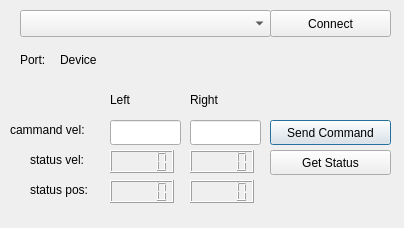
The window that ui/littlebot_gui.ui (NestorDP/littlebot_rqt_plugin) describes before a commit, drawn with Qt 5.
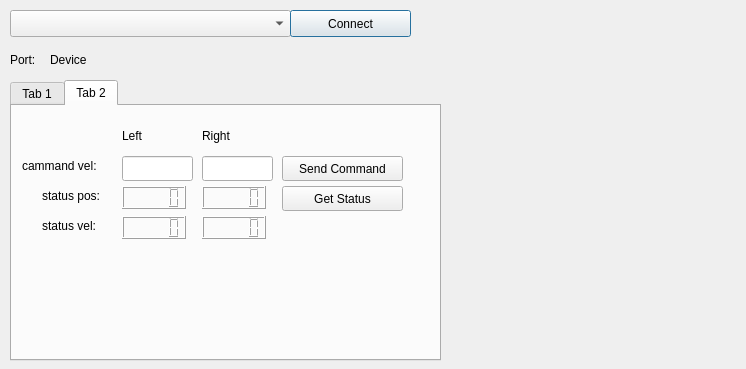
The same window after the commit. The open tabs and pages were chosen to show the change. Custom widgets are drawn as their Qt base class.

Commit message: ✨ feat(gui): Create a curve to apdatu the qwtPlot widiget

The edit to the form file:
```diff
--- a/ui/littlebot_gui.ui
+++ b/ui/littlebot_gui.ui
@@ -6,131 +6,19 @@
    <rect>
     <x>0</x>
     <y>0</y>
-    <width>404</width>
-    <height>228</height>
+    <width>746</width>
+    <height>369</height>
    </rect>
   </property>
   <property name="windowTitle">
    <string>Dialog</string>
   </property>
-  <widget class="QPushButton" name="push_set_cmd">
-   <property name="geometry">
-    <rect>
-     <x>270</x>
-     <y>120</y>
-     <width>121</width>
-     <height>25</height>
-    </rect>
-   </property>
-   <property name="text">
-    <string>Send Command</string>
-   </property>
-  </widget>
-  <widget class="QLineEdit" name="edit_left_cmd">
-   <property name="geometry">
-    <rect>
-     <x>110</x>
-     <y>120</y>
-     <width>71</width>
-     <height>25</height>
-    </rect>
-   </property>
-  </widget>
-  <widget class="QLineEdit" name="edit_right_cmd">
-   <property name="geometry">
-    <rect>
-     <x>190</x>
-     <y>120</y>
-     <width>71</width>
-     <height>25</height>
-    </rect>
-   </property>
-  </widget>
-  <widget class="QPushButton" name="push_get_status">
-   <property name="geometry">
-    <rect>
-     <x>270</x>
-     <y>150</y>
-     <width>121</width>
-     <height>25</height>
-    </rect>
-   </property>
-   <property name="text">
-    <string>Get Status</string>
-   </property>
-  </widget>
-  <widget class="QLCDNumber" name="lcd_left_pos_status">
-   <property name="geometry">
-    <rect>
-     <x>110</x>
-     <y>150</y>
-     <width>64</width>
-     <height>23</height>
-    </rect>
-   </property>
-  </widget>
-  <widget class="QLCDNumber" name="lcd_left_vel_status">
-   <property name="geometry">
-    <rect>
-     <x>110</x>
-     <y>180</y>
-     <width>64</width>
-     <height>23</height>
-    </rect>
-   </property>
-  </widget>
-  <widget class="QLCDNumber" name="lcd_right_pos_status">
-   <property name="geometry">
-    <rect>
-     <x>190</x>
-     <y>150</y>
-     <width>64</width>
-     <height>23</height>
-    </rect>
-   </property>
-  </widget>
-  <widget class="QLCDNumber" name="lcd_right_vel_status">
-   <property name="geometry">
-    <rect>
-     <x>190</x>
-     <y>180</y>
-     <width>64</width>
-     <height>23</height>
-    </rect>
-   </property>
-  </widget>
-  <widget class="QLabel" name="left_lable">
-   <property name="geometry">
-    <rect>
-     <x>110</x>
-     <y>90</y>
-     <width>66</width>
-     <height>19</height>
-    </rect>
-   </property>
-   <property name="text">
-    <string>Left </string>
-   </property>
-  </widget>
-  <widget class="QLabel" name="right_label">
-   <property name="geometry">
-    <rect>
-     <x>190</x>
-     <y>90</y>
-     <width>66</width>
-     <height>19</height>
-    </rect>
-   </property>
-   <property name="text">
-    <string>Right</string>
-   </property>
-  </widget>
   <widget class="QComboBox" name="combo_dev_serial_available">
    <property name="geometry">
     <rect>
-     <x>20</x>
+     <x>10</x>
      <y>10</y>
-     <width>251</width>
+     <width>281</width>
      <height>27</height>
     </rect>
    </property>
@@ -138,7 +26,7 @@
   <widget class="QPushButton" name="push_connect">
    <property name="geometry">
     <rect>
-     <x>270</x>
+     <x>290</x>
      <y>10</y>
      <width>121</width>
      <height>27</height>
@@ -151,7 +39,7 @@
   <widget class="QLabel" name="label_port">
    <property name="geometry">
     <rect>
-     <x>20</x>
+     <x>10</x>
      <y>50</y>
      <width>41</width>
      <height>19</height>
@@ -164,7 +52,7 @@
   <widget class="QLabel" name="label_device_port">
    <property name="geometry">
     <rect>
-     <x>60</x>
+     <x>50</x>
      <y>50</y>
      <width>271</width>
      <height>19</height>
@@ -174,46 +62,198 @@
     <string>Device</string>
    </property>
   </widget>
-  <widget class="QLabel" name="left_lable_2">
+  <widget class="QTabWidget" name="tabWidget">
    <property name="geometry">
     <rect>
      <x>10</x>
-     <y>120</y>
-     <width>91</width>
-     <height>19</height>
+     <y>80</y>
+     <width>431</width>
+     <height>281</height>
     </rect>
    </property>
-   <property name="text">
-    <string>cammand vel:</string>
+   <property name="currentIndex">
+    <number>0</number>
    </property>
-  </widget>
-  <widget class="QLabel" name="left_lable_3">
-   <property name="geometry">
-    <rect>
-     <x>30</x>
-     <y>150</y>
-     <width>71</width>
-     <height>20</height>
-    </rect>
-   </property>
-   <property name="text">
-    <string>status vel:</string>
-   </property>
-  </widget>
-  <widget class="QLabel" name="left_lable_4">
-   <property name="geometry">
-    <rect>
-     <x>30</x>
-     <y>180</y>
-     <width>81</width>
-     <height>20</height>
-    </rect>
-   </property>
-   <property name="text">
-    <string>status pos:</string>
-   </property>
+   <widget class="QWidget" name="tab">
+    <attribute name="title">
+     <string>Tab 1</string>
+    </attribute>
+    <widget class="QwtPlot" name="qwt_plot">
+     <property name="geometry">
+      <rect>
+       <x>10</x>
+       <y>40</y>
+       <width>371</width>
+       <height>200</height>
+      </rect>
+     </property>
+    </widget>
+   </widget>
+   <widget class="QWidget" name="tab_2">
+    <attribute name="title">
+     <string>Tab 2</string>
+    </attribute>
+    <widget class="QPushButton" name="push_get_status">
+     <property name="geometry">
+      <rect>
+       <x>270</x>
+       <y>80</y>
+       <width>121</width>
+       <height>25</height>
+      </rect>
+     </property>
+     <property name="text">
+      <string>Get Status</string>
+     </property>
+    </widget>
+    <widget class="QLCDNumber" name="lcd_left_vel_status">
+     <property name="geometry">
+      <rect>
+       <x>110</x>
+       <y>110</y>
+       <width>64</width>
+       <height>23</height>
+      </rect>
+     </property>
+    </widget>
+    <widget class="QLabel" name="left_lable_3">
+     <property name="geometry">
+      <rect>
+       <x>30</x>
+       <y>110</y>
+       <width>71</width>
+       <height>20</height>
+      </rect>
+     </property>
+     <property name="text">
+      <string>status vel:</string>
+     </property>
+    </widget>
+    <widget class="QLabel" name="left_lable_2">
+     <property name="geometry">
+      <rect>
+       <x>10</x>
+       <y>50</y>
+       <width>91</width>
+       <height>19</height>
+      </rect>
+     </property>
+     <property name="text">
+      <string>cammand vel:</string>
+     </property>
+    </widget>
+    <widget class="QLabel" name="left_lable">
+     <property name="geometry">
+      <rect>
+       <x>110</x>
+       <y>20</y>
+       <width>66</width>
+       <height>19</height>
+      </rect>
+     </property>
+     <property name="text">
+      <string>Left </string>
+     </property>
+    </widget>
+    <widget class="QLCDNumber" name="lcd_right_pos_status">
+     <property name="geometry">
+      <rect>
+       <x>190</x>
+       <y>80</y>
+       <width>64</width>
+       <height>23</height>
+      </rect>
+     </property>
+    </widget>
+    <widget class="QLCDNumber" name="lcd_right_vel_status">
+     <property name="geometry">
+      <rect>
+       <x>190</x>
+       <y>110</y>
+       <width>64</width>
+       <height>23</height>
+      </rect>
+     </property>
+    </widget>
+    <widget class="QLineEdit" name="edit_right_cmd">
+     <property name="geometry">
+      <rect>
+       <x>190</x>
+       <y>50</y>
+       <width>71</width>
+       <height>25</height>
+      </rect>
+     </property>
+    </widget>
+    <widget class="QLCDNumber" name="lcd_left_pos_status">
+     <property name="geometry">
+      <rect>
+       <x>110</x>
+       <y>80</y>
+       <width>64</width>
+       <height>23</height>
+      </rect>
+     </property>
+    </widget>
+    <widget class="QLabel" name="left_lable_4">
+     <property name="geometry">
+      <rect>
+       <x>30</x>
+       <y>80</y>
+       <width>81</width>
+       <height>20</height>
+      </rect>
+     </property>
+     <property name="text">
+      <string>status pos:</string>
+     </property>
+    </widget>
+    <widget class="QLineEdit" name="edit_left_cmd">
+     <property name="geometry">
+      <rect>
+       <x>110</x>
+       <y>50</y>
+       <width>71</width>
+       <height>25</height>
+      </rect>
+     </property>
+    </widget>
+    <widget class="QLabel" name="right_label">
+     <property name="geometry">
+      <rect>
+       <x>190</x>
+       <y>20</y>
+       <width>66</width>
+       <height>19</height>
+      </rect>
+     </property>
+     <property name="text">
+      <string>Right</string>
+     </property>
+    </widget>
+    <widget class="QPushButton" name="push_set_cmd">
+     <property name="geometry">
+      <rect>
+       <x>270</x>
+       <y>50</y>
+       <width>121</width>
+       <height>25</height>
+      </rect>
+     </property>
+     <property name="text">
+      <string>Send Command</string>
+     </property>
+    </widget>
+   </widget>
   </widget>
  </widget>
+ <customwidgets>
+  <customwidget>
+   <class>QwtPlot</class>
+   <extends>QFrame</extends>
+   <header>qwt_plot.h</header>
+  </customwidget>
+ </customwidgets>
  <resources/>
  <connections/>
 </ui>
```
The commit also changes 3 other files.
